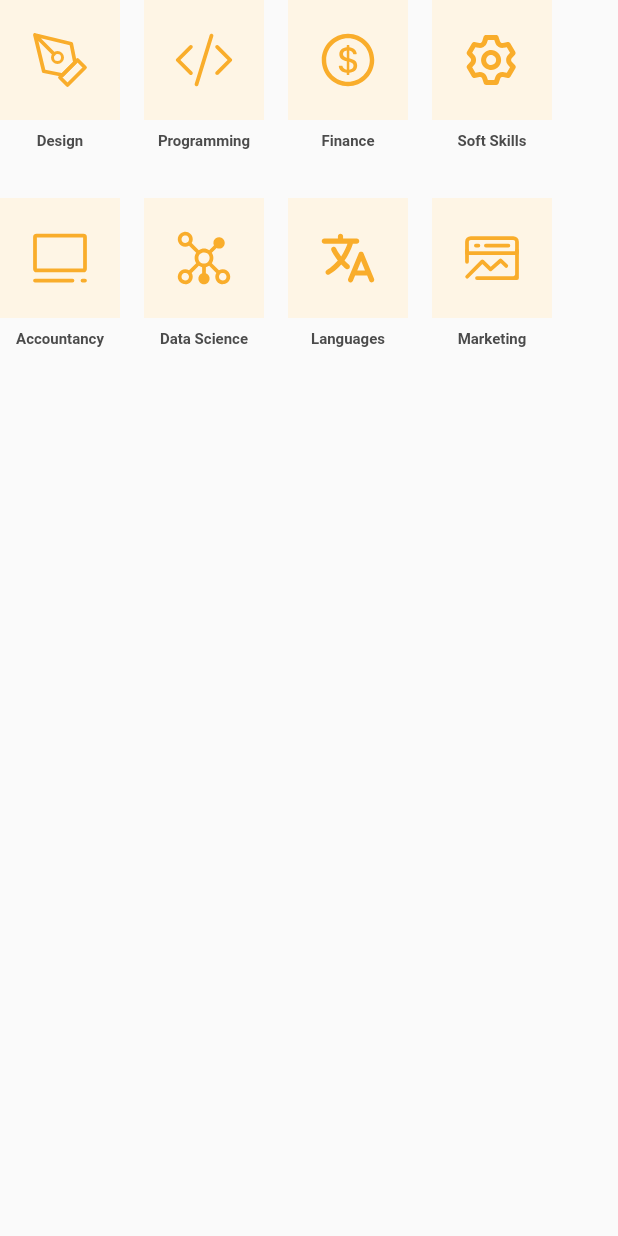
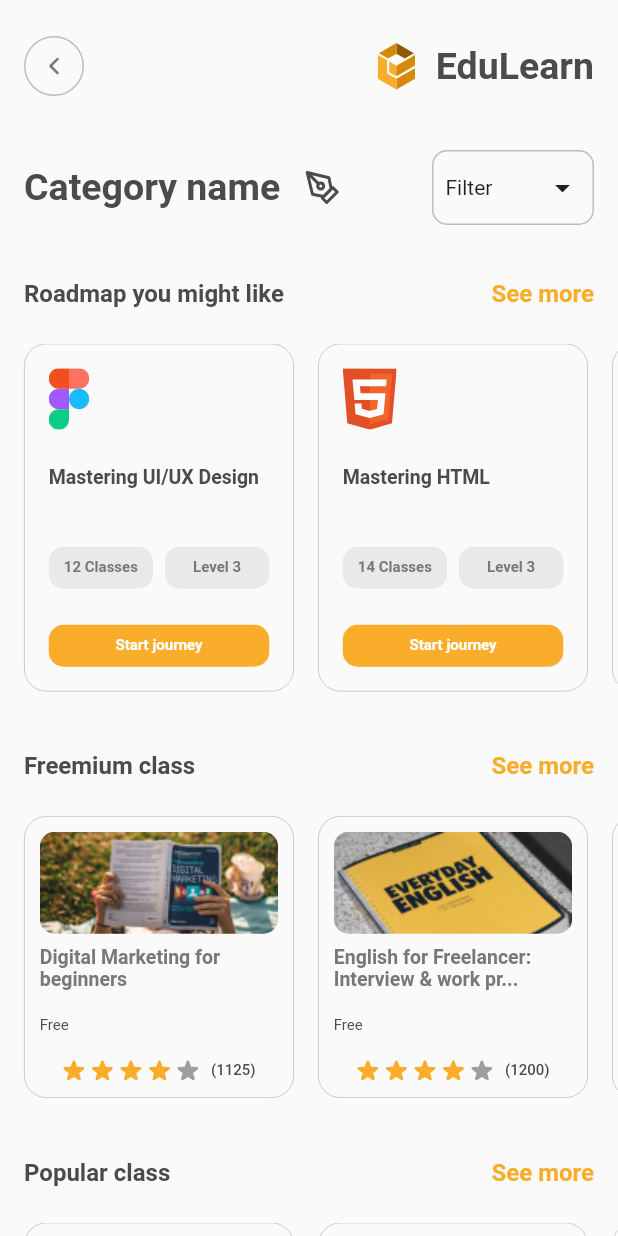
Before and after one commit to Mikel-Kolaveri/edu_learn, a Flutter app: the CategoriesList widget shown alone on an empty page, opened directly, after a tap on an icon or button, on a phone screen of 412 x 824 dp. Run offline on Flutter 3.47's test engine with Material 2 defaults, Android fonts, the phone set to English and light mode, and no system bars; our stand-ins replace flutter_riverpod, flutter_svg, go_router, shared_preferences; accounts and stored records are empty; Roboto replaces fonts that are missing (Plus Jakarta Sans).

Commit message:
add category page design

```diff
--- /dev/null
+++ b/lib/pages/category/category_page.dart
@@ -0,0 +1,112 @@
+// ignore_for_file: avoid_print
+
+import 'package:edu_learn_app/pages/category/src/dropdown_menu.dart';
+import 'package:edu_learn_app/theme/fonts.dart';
+import 'package:edu_learn_app/ui/header.dart';
+import 'package:edu_learn_app/utils/assets.dart';
+import 'package:edu_learn_app/utils/gap.dart';
+import 'package:flutter/material.dart';
+import 'package:flutter_riverpod/flutter_riverpod.dart';
+import 'package:flutter_svg/flutter_svg.dart';
+
+import '../../ui/info_row_see_more.dart';
+import '../home/src/content_lists/freemium_class_list.dart';
+import '../home/src/content_lists/pupular_class_list.dart';
+import '../home/src/content_lists/roadmap_cards_list.dart';
+
+class CategoryPage extends ConsumerStatefulWidget {
+  const CategoryPage({super.key});
+
+  @override
+  ConsumerState<ConsumerStatefulWidget> createState() => _CategoryPageState();
+}
+
+class _CategoryPageState extends ConsumerState<CategoryPage> {
+  Values filterValue = Values.all;
+  @override
+  Widget build(BuildContext context) {
+    Widget addPadding(Widget text) => Padding(
+          padding: const EdgeInsets.symmetric(horizontal: 16),
+          child: text,
+        );
+    void test() {
+      switch (filterValue) {
+        case Values.all:
+          print('1');
+          break;
+        case Values.roadmap:
+          print('2');
+          break;
+        case Values.premium:
+          print('3');
+          break;
+        case Values.popular:
+          print('4');
+          break;
+        case Values.freemium:
+          print('5');
+          break;
+        default:
+      }
+    }
+
+    return ListView(
+      padding: const EdgeInsets.symmetric(vertical: 24),
+      children: [
+        Padding(
+          padding: const EdgeInsets.symmetric(horizontal: 16),
+          child: Column(
+            children: [
+              const Header.backButton(),
+              const GapV(36),
+              Row(
+                children: [
+                  Text(
+                    'Category name',
+                    style: fonts.pjs25BlackW700,
+                  ),
+                  const GapH(16),
+                  SvgPicture.asset(Assets.categoryPageDesignIcon),
+                  const Spacer(),
+                  FilterMenu(
+                    (value) {
+                      filterValue = value;
+                      test();
+                    },
+                  ),
+                ],
+              ),
+            ],
+          ),
+        ),
+        const GapV(36),
+        addPadding(
+          InfoRowSeeMore(
+            text: 'Roadmap you might like',
+            onTap: () {},
+          ),
+        ),
+        const GapV(24),
+        const RoadmapCardsList(),
+        const GapV(40),
+        addPadding(
+          InfoRowSeeMore(
+            text: 'Freemium class',
+            onTap: () {},
+          ),
+        ),
+        const GapV(24),
+        const FreemiumClassList(),
+        const GapV(40),
+        addPadding(
+          InfoRowSeeMore(
+            text: 'Popular class',
+            onTap: () {},
+          ),
+        ),
+        const GapV(24),
+        const PopularClassList(),
+      ],
+    );
+  }
+}
--- /dev/null
+++ b/lib/pages/category/src/dropdown_menu.dart
@@ -0,0 +1,63 @@
+import 'package:edu_learn_app/theme/colors.dart';
+import 'package:flutter/material.dart';
+import 'package:flutter_riverpod/flutter_riverpod.dart';
+
+enum Values { roadmap, premium, popular, freemium, all }
+
+class FilterMenu extends ConsumerStatefulWidget {
+  const FilterMenu(this.onSelected, {super.key});
+  final void Function(Values value) onSelected;
+
+  @override
+  ConsumerState<ConsumerStatefulWidget> createState() => _FilterMenuState();
+}
+
+class _FilterMenuState extends ConsumerState<FilterMenu> {
+  String text = 'Filter';
+  @override
+  Widget build(BuildContext context) {
+    return Container(
+      decoration: BoxDecoration(
+          border: Border.all(
+            color: colors.greyBorder,
+          ),
+          borderRadius: BorderRadius.circular(10)),
+      width: 108,
+      child: PopupMenuButton(
+        itemBuilder: (context) => <PopupMenuEntry<Values>>[
+          const PopupMenuItem<Values>(
+            value: Values.all,
+            child: Text('All'),
+          ),
+          const PopupMenuItem<Values>(
+            value: Values.roadmap,
+            child: Text('Roadmap'),
+          ),
+          const PopupMenuItem<Values>(
+            value: Values.premium,
+            child: Text('Premium Class'),
+          ),
+          const PopupMenuItem<Values>(
+            value: Values.popular,
+            child: Text('Popular class'),
+          ),
+          const PopupMenuItem<Values>(
+            value: Values.freemium,
+            child: Text('Freemium class'),
+          ),
+        ],
+        onSelected: (value) {
+          setState(() {
+            text = value.name;
+            widget.onSelected(value);
+          });
+        },
+        icon: Row(
+          mainAxisAlignment: MainAxisAlignment.spaceBetween,
+          children: [Text(text), const Icon(Icons.arrow_drop_down)],
+        ),
+        elevation: 16,
+      ),
+    );
+  }
+}
--- a/lib/pages/home/src/content_lists/categories_list.dart
+++ b/lib/pages/home/src/content_lists/categories_list.dart
@@ -1,7 +1,9 @@
 import 'package:edu_learn_app/pages/home/src/learning_category_item.dart';
+import 'package:edu_learn_app/routing/routes.dart';
 import 'package:edu_learn_app/utils/assets.dart';
 import 'package:flutter/material.dart';
 import 'package:flutter_svg/flutter_svg.dart';
+import 'package:go_router/go_router.dart';
 
 class CategoriesList extends StatelessWidget {
   const CategoriesList({super.key});
@@ -14,7 +16,9 @@ class CategoriesList extends StatelessWidget {
       spacing: 16,
       children: [
         LearningCategoyItem(
-            onTap: () {},
+            onTap: () {
+              context.go(Routes.categoryPage);
+            },
             text: 'Design',
             icon: SvgPicture.asset(Assets.categoryIconDesign)),
         LearningCategoyItem(
--- a/lib/pages/onboarding/onboarding.dart
+++ b/lib/pages/onboarding/onboarding.dart
@@ -161,9 +161,9 @@ class _OnboardingState extends ConsumerState<Onboarding> {
 }
 
 final _backgroundList = [
-  AssetImage(Assets.onboardingBackground1),
-  AssetImage(Assets.onboardingBackground2),
-  AssetImage(Assets.onboardingBackground3),
+  const AssetImage(Assets.onboardingBackground1),
+  const AssetImage(Assets.onboardingBackground2),
+  const AssetImage(Assets.onboardingBackground3),
 ];
 
 final _images = [
--- a/lib/routing/router.dart
+++ b/lib/routing/router.dart
@@ -1,3 +1,4 @@
+import 'package:edu_learn_app/pages/category/category_page.dart';
 import 'package:edu_learn_app/pages/class/class_page.dart';
 import 'package:edu_learn_app/pages/home/home_page.dart';
 import 'package:edu_learn_app/pages/onboarding/onboarding.dart';
@@ -75,5 +76,17 @@ final router = GoRouter(
             ),
           ),
         ]),
+    ShellRoute(
+        builder: (context, state, child) {
+          return Scaffold(
+            body: SafeArea(child: child),
+          );
+        },
+        routes: [
+          GoRoute(
+            path: '/cateogory_page',
+            builder: (context, state) => const CategoryPage(),
+          )
+        ])
   ],
 );
--- a/lib/routing/routes.dart
+++ b/lib/routing/routes.dart
@@ -5,4 +5,5 @@ abstract class Routes {
   static const home = '/home';
 
   static const homeClassPage = '/home/class_page';
+  static const categoryPage = '/cateogory_page';
 }
--- a/lib/ui/info_row_see_more.dart
+++ b/lib/ui/info_row_see_more.dart
@@ -12,9 +12,7 @@ class InfoRowSeeMore extends StatelessWidget {
   Widget build(BuildContext context) {
     final font16BlackW700 = fonts.pjs16BlackW700;
     final font16OrangeW700 = fonts.pjs16OrangeW700;
-    return Padding(
-      padding: const EdgeInsets.symmetric(horizontal: 16),
-      child: Row(
+    return Row(
       mainAxisAlignment: MainAxisAlignment.spaceBetween,
       children: [
         Text(
@@ -29,7 +27,6 @@ class InfoRowSeeMore extends StatelessWidget {
           style: font16OrangeW700,
         ),
       ],
-      ),
     );
   }
 }
--- a/lib/utils/assets.dart
+++ b/lib/utils/assets.dart
@@ -1,85 +1,97 @@
 class Assets {
-  Assets();
+  const Assets();
 
   // Onboarding Images
-  static String onboardingBackground1 =
+  static const String onboardingBackground1 =
       'assets/onboarding/onboarding_background_1.png';
-  static String onboardingBackground2 =
+  static const String onboardingBackground2 =
       'assets/onboarding/onboarding_background_2.png';
-  static String onboardingBackground3 =
+  static const String onboardingBackground3 =
       'assets/onboarding/onboarding_background_3.png';
-  static String onboardingImage1 = 'assets/onboarding/onboarding_image_1.png';
-  static String onboardingImage2 = 'assets/onboarding/onboarding_image_2.png';
-  static String onboardingImage3 = 'assets/onboarding/onboarding_image_3.png';
+  static const String onboardingImage1 =
+      'assets/onboarding/onboarding_image_1.png';
+  static const String onboardingImage2 =
+      'assets/onboarding/onboarding_image_2.png';
+  static const String onboardingImage3 =
+      'assets/onboarding/onboarding_image_3.png';
 
   // Social Images
-  static String facebookLogo = 'assets/icons/facebook_logo.svg';
-  static String googleLogo = 'assets/icons/google_logo.svg';
+  static const String facebookLogo = 'assets/icons/facebook_logo.svg';
+  static const String googleLogo = 'assets/icons/google_logo.svg';
 
   // Category Icons
-  static String categoryIconDesign =
+  static const String categoryIconDesign =
       'assets/category_icons/design_category_icon.svg';
-  static String categoryIconProgramming =
+  static const String categoryIconProgramming =
       'assets/category_icons/programming_category_icon.svg';
-  static String categoryIconFinance =
+  static const String categoryIconFinance =
       'assets/category_icons/finance_category_icon.svg';
-  static String categoryIconSoftSkills =
+  static const String categoryIconSoftSkills =
       'assets/category_icons/soft_skills_category_icon.svg';
-  static String categoryIconAccountancy =
+  static const String categoryIconAccountancy =
       'assets/category_icons/accountancy_category_icon.svg';
-  static String categoryIconDataScience =
+  static const String categoryIconDataScience =
       'assets/category_icons/data_science_category_icon.svg';
-  static String categoryIconLanguages =
+  static const String categoryIconLanguages =
       'assets/category_icons/languages_category_icon.svg';
-  static String categoryIconMarketing =
+  static const String categoryIconMarketing =
       'assets/category_icons/marketing_category_icon.svg';
 
   // Course Icons
-  static String courseIconFigma = 'assets/course_icons/course_icon_figma.svg';
-  static String courseIconHTML5 = 'assets/course_icons/course_icon_html5.svg';
-  static String courseIconCSS3 = 'assets/course_icons/course_icon_css3.svg';
-  static String courseIconPython = 'assets/course_icons/course_icon_python.svg';
-  static String courseIconFlutter =
+  static const String courseIconFigma =
+      'assets/course_icons/course_icon_figma.svg';
+  static const String courseIconHTML5 =
+      'assets/course_icons/course_icon_html5.svg';
+  static const String courseIconCSS3 =
+      'assets/course_icons/course_icon_css3.svg';
+  static const String courseIconPython =
+      'assets/course_icons/course_icon_python.svg';
+  static const String courseIconFlutter =
       'assets/course_icons/course_icon_flutter.svg';
 
   // Class Images
-  static String classImageDigitalMarketing =
+  static const String classImageDigitalMarketing =
       'assets/class_images/class_image_digital_marketing.png';
-  static String classImageEnglishForFreelancers =
+  static const String classImageEnglishForFreelancers =
       'assets/class_images/class_image_english_for_freelancers.png';
-  static String classImageUiUxDesignPrinciples =
+  static const String classImageUiUxDesignPrinciples =
       'assets/class_images/class_image_ui_ux_principles.png';
-  static String classImageBasicHtml =
+  static const String classImageBasicHtml =
       'assets/class_images/class_image_basic_html.png';
-  static String classImageBecomeACopywriter =
+  static const String classImageBecomeACopywriter =
       'assets/class_images/class_image_become_copywriter.png';
-  static String classImageSEOForBeginners =
+  static const String classImageSEOForBeginners =
       'assets/class_images/class_image_seo_for_beginners.png';
-  static String classImageGoogleAdsForBeginners =
+  static const String classImageGoogleAdsForBeginners =
       'assets/class_images/class_image_google_ads_for_beginners.png';
 
   // Navbar icons
-  static String navbarHomeIcon = 'assets/navbar_icons/navbar_home_icon.svg';
-  static String navbarEventIcon = 'assets/navbar_icons/navbar_event_icon.svg';
-  static String navbarClassIcon = 'assets/navbar_icons/navbar_class_icon.svg';
-  static String navbarProfileIcon =
+  static const String navbarHomeIcon =
+      'assets/navbar_icons/navbar_home_icon.svg';
+  static const String navbarEventIcon =
+      'assets/navbar_icons/navbar_event_icon.svg';
+  static const String navbarClassIcon =
+      'assets/navbar_icons/navbar_class_icon.svg';
+  static const String navbarProfileIcon =
       'assets/navbar_icons/navbar_profile_icon.svg';
 
   // Mentor Social Media Icons
-  static String mentorSocialMediaIconInstagram =
+  static const String mentorSocialMediaIconInstagram =
       'assets/mentor_social_media_icons/mentor_social_media_icon_instagram.svg';
-  static String mentorSocialMediaIconYoutube =
+  static const String mentorSocialMediaIconYoutube =
       'assets/mentor_social_media_icons/mentor_social_media_icon_youtube.svg';
-  static String mentorSocialMediaIconTikTok =
+  static const String mentorSocialMediaIconTikTok =
       'assets/mentor_social_media_icons/mentor_social_media_icon_tiktok.svg';
 
 // Other
-  static String logo = 'assets/logo.svg';
-  static String notificationsIcon = 'assets/icons/notificaions_icon.svg';
-  static String backIcon = 'assets/icons/back_icon.svg';
-  static String leacturePlayIcon = 'assets/lecture_play_icon.svg';
-  static String checkmarkIcon = 'assets/checkmark_icon.svg';
-  static String sampleMentorPicture = 'assets/sample_mentor_picture.png';
+  static const String logo = 'assets/logo.svg';
+  static const String notificationsIcon = 'assets/icons/notificaions_icon.svg';
+  static const String backIcon = 'assets/icons/back_icon.svg';
+  static const String leacturePlayIcon = 'assets/lecture_play_icon.svg';
+  static const String checkmarkIcon = 'assets/checkmark_icon.svg';
+  static const String sampleMentorPicture = 'assets/sample_mentor_picture.png';
+  static const String categoryPageDesignIcon =
+      'assets/category_page_design_icon.svg';
 
-  static String ratingStarIcon = 'assets/rating_star_icon.svg';
+  static const String ratingStarIcon = 'assets/rating_star_icon.svg';
 }
```
Also changed, not shown: assets/category_page_design_icon.svg (added). Lines whose indentation alone changed are shown as unchanged.
